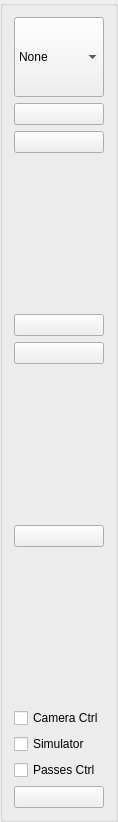
First picture: the form in src/gui/GuidanceToolbar.ui, repository eringerli/QtOpenGuidance, before the edit.
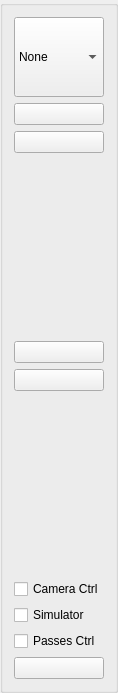
Second picture: the form after the edit. Icons and pictures are not drawn.

What changed in the file:
```diff
--- a/src/gui/GuidanceToolbar.ui
+++ b/src/gui/GuidanceToolbar.ui
@@ -7,11 +7,14 @@
     <x>0</x>
     <y>0</y>
     <width>118</width>
-    <height>822</height>
+    <height>693</height>
    </rect>
   </property>
   <property name="windowTitle">
-   <string>GroupBox</string>
+   <string>Guidance</string>
+  </property>
+  <property name="title">
+   <string/>
   </property>
   <layout class="QVBoxLayout" name="verticalLayout">
    <item>
@@ -225,42 +228,6 @@
      </property>
     </spacer>
    </item>
-   <item>
-    <widget class="QPushButton" name="btn_rec">
-     <property name="focusPolicy">
-      <enum>Qt::NoFocus</enum>
-     </property>
-     <property name="text">
-      <string/>
-     </property>
-     <property name="icon">
-      <iconset resource="../../res/ressources.qrc">
-       <normaloff>:/icons/BoundaryRecord.png</normaloff>:/icons/BoundaryRecord.png</iconset>
-     </property>
-     <property name="iconSize">
-      <size>
-       <width>65</width>
-       <height>65</height>
-      </size>
-     </property>
-     <property name="checkable">
-      <bool>true</bool>
-     </property>
-    </widget>
-   </item>
-   <item>
-    <spacer name="verticalSpacer">
-     <property name="orientation">
-      <enum>Qt::Vertical</enum>
-     </property>
-     <property name="sizeHint" stdset="0">
-      <size>
-       <width>20</width>
-       <height>38</height>
-      </size>
-     </property>
-    </spacer>
-   </item>
    <item>
     <widget class="QCheckBox" name="cbCamera">
      <property name="focusPolicy">
```
